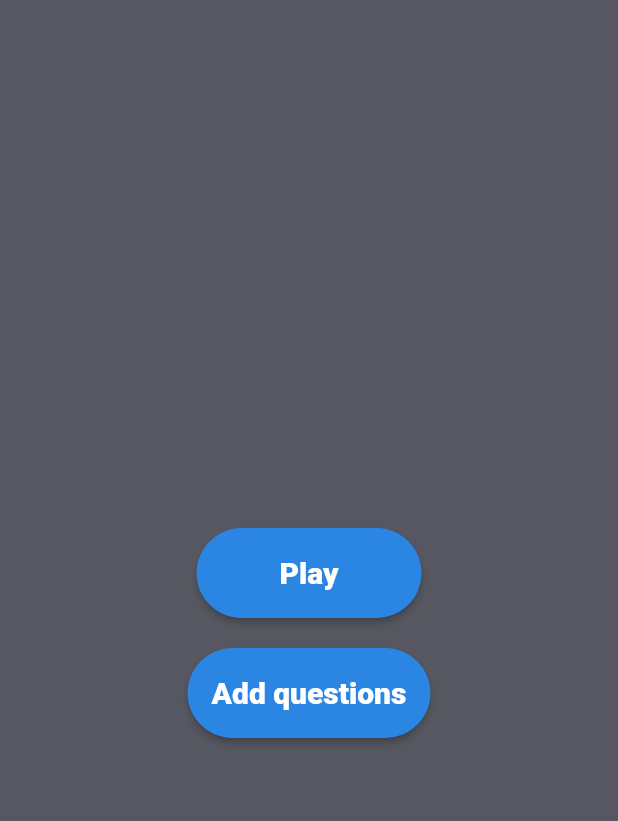
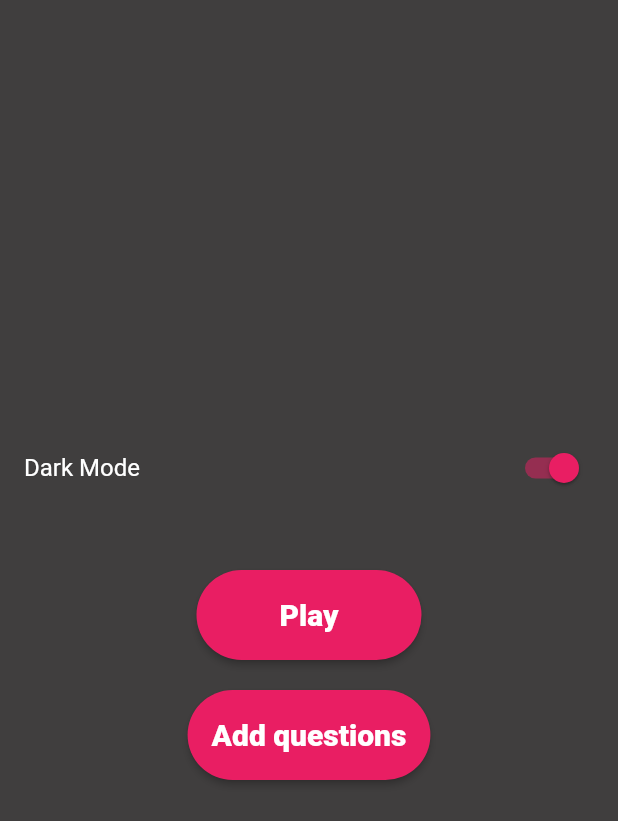
Before and after one commit to Abouelyatim/Quiz_Firebase, a Flutter app: the screen it shows after launch, on a phone screen of 412 x 824 dp. Shown: the top 821 px of the screen. Run offline on Flutter 3.47's test engine with Material 2 defaults, Android fonts, the phone set to English and light mode, and no system bars; our stand-ins replace cloud_firestore, firebase_core, flutter_bloc; accounts and stored records are empty; Roboto replaces fonts that are missing (Oxygen).

Commit message:
theme dark & light mode

```diff
--- a/lib/main.dart
+++ b/lib/main.dart
@@ -1,7 +1,9 @@
 import 'package:firebase_core/firebase_core.dart';
 import 'package:flutter/material.dart';
 import 'package:flutter_bloc/flutter_bloc.dart';
+import 'package:provider/provider.dart';
 import 'package:tp3/presentation/screens/start/start_screen.dart';
+import 'package:tp3/theme.dart';
 
 import 'cubit/questions_cubit.dart';
 import 'data/repositories/QuestionRepository.dart';
@@ -18,14 +20,12 @@ class QuizApp extends StatelessWidget {
   @override
   Widget build(BuildContext context) {
     QuestionsRepository repository = new QuestionsRepository();
-   return MaterialApp(
+    return     MaterialApp(
       title: 'Programming Culture Quiz',
       debugShowCheckedModeBanner: false,
       home: BlocProvider(
           create: (BuildContext context) => QuestionsCubit(repository),
           child: StartScreen()),
     );
-
   }
-
 }
--- a/lib/presentation/screens/home/home_screen.dart
+++ b/lib/presentation/screens/home/home_screen.dart
@@ -1,9 +1,11 @@
 import 'package:flutter/cupertino.dart';
 import 'package:flutter/material.dart';
-import 'package:tp3/configs/AppColors.dart';
+import 'package:provider/provider.dart';
 import 'package:tp3/presentation/screens/add_question/add_question_screen.dart';
 import 'package:tp3/presentation/screens/game/grame_screen.dart';
 import 'package:tp3/presentation/widget/button.dart';
+
+import '../../../theme.dart';
 
 class HomeScreen extends StatelessWidget {
   @override
@@ -15,6 +17,15 @@ class HomeScreen extends StatelessWidget {
             mainAxisAlignment: MainAxisAlignment.center,
             crossAxisAlignment: CrossAxisAlignment.center,
             children: [
+              Consumer<ThemeNotifier>(
+                builder: (context,notifier,child) => SwitchListTile(
+                  title: Text("Dark Mode"),
+                  onChanged: (val){
+                    notifier.toggleTheme();
+                  },
+                  value: notifier.darkTheme ,
+                ),
+              ),
               SizedBox(height: 40),
               Flexible(child: Button(
                 buttonLabel: 'Play',
--- a/lib/presentation/screens/start/start_screen.dart
+++ b/lib/presentation/screens/start/start_screen.dart
@@ -1,27 +1,30 @@
 import 'package:flutter/cupertino.dart';
 import 'package:flutter/material.dart';
-import 'package:google_fonts/google_fonts.dart';
-import 'package:tp3/configs/AppColors.dart';
+import 'package:provider/provider.dart';
 import 'package:tp3/presentation/screens/home/home_screen.dart';
+
+import '../../../theme.dart';
 
 class StartScreen extends StatelessWidget {
   @override
   Widget build(BuildContext context) {
+    return ChangeNotifierProvider(
+      create: (_) => ThemeNotifier(),
+      child: Consumer<ThemeNotifier>(
+        builder: (context, ThemeNotifier notifier, child) {
+
           return MaterialApp(
             debugShowCheckedModeBanner: false,
-      theme: ThemeData(
-        brightness: Brightness.dark,
-        primaryColor: AppColors.darkSlateGray,
-        accentColor: AppColors.dodgerBlue,
-        scaffoldBackgroundColor: AppColors.darkSlateGray,
-        fontFamily: GoogleFonts.oxygen().fontFamily,
-      ),
+            theme: notifier.darkTheme ? dark : light,
             home: Scaffold(
               body: SafeArea(
                 child: HomeScreen(),
               ),
             ),
           );
+        } ,
+      ),
+    );
   }
 
 }
--- /dev/null
+++ b/lib/theme.dart
@@ -0,0 +1,38 @@
+import 'package:flutter/material.dart';
+
+const MaterialColor black = MaterialColor(
+  _blackPrimaryValue,
+  <int, Color>{
+    900: Color(0xFF0C0C0C),
+  },
+);
+const int _blackPrimaryValue = 0xFF0C0C0C;
+
+ThemeData light = ThemeData(
+    brightness: Brightness.light,
+    primarySwatch: Colors.blue,
+    accentColor: Colors.pink,
+    scaffoldBackgroundColor: Color(0xfff1f1f1)
+);
+
+ThemeData dark = ThemeData(
+  brightness: Brightness.dark,
+    scaffoldBackgroundColor: Color(0xff403e3e),
+    primarySwatch: Colors.indigo,
+    accentColor: Colors.pink
+);
+
+class ThemeNotifier extends ChangeNotifier {
+  bool _darkTheme = true;
+
+  bool get darkTheme => _darkTheme;
+
+  ThemeNotifier() {
+    _darkTheme = true;
+  }
+
+  toggleTheme() {
+    _darkTheme = !_darkTheme;
+    notifyListeners();
+  }
+}
--- a/pubspec.yaml
+++ b/pubspec.yaml
@@ -21,7 +21,7 @@ dependencies:
   flutter_bloc: ^7.3.1
   google_fonts: ^2.1.0
   cupertino_icons: ^1.0.2
-
+  provider: ^6.0.0
 #  cupertino_icons: ^1.0.2
 
 dev_dependencies:
```
Also changed, not shown: pubspec.lock. Lines whose indentation alone changed are shown as unchanged.
